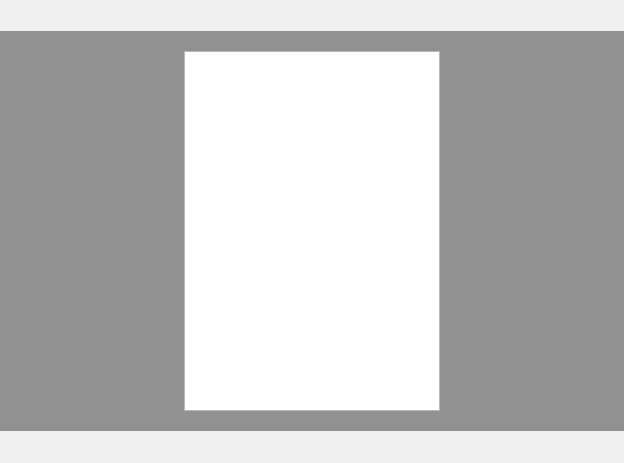
The window that yali/gui/Ui/collectionswidget.ui (dadas45li/yali) describes before a commit, drawn with Qt 5.
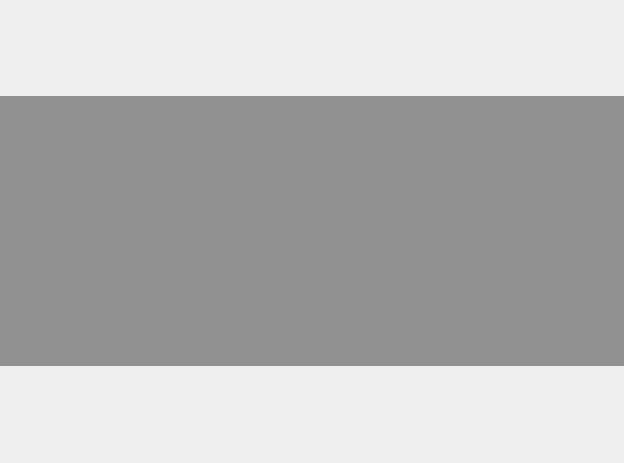
The same window after the commit.

Commit message: collections screen finished

```diff
--- a/yali/gui/Ui/collectionswidget.ui
+++ b/yali/gui/Ui/collectionswidget.ui
@@ -31,13 +31,13 @@
      <property name="minimumSize">
       <size>
        <width>600</width>
-       <height>400</height>
+       <height>270</height>
       </size>
      </property>
      <property name="maximumSize">
       <size>
        <width>16777215</width>
-       <height>400</height>
+       <height>270</height>
       </size>
      </property>
      <property name="styleSheet">
@@ -85,12 +85,39 @@
         </property>
         <item>
          <widget class="QListWidget" name="collectionList">
+          <property name="sizePolicy">
+           <sizepolicy hsizetype="Preferred" vsizetype="Preferred">
+            <horstretch>0</horstretch>
+            <verstretch>0</verstretch>
+           </sizepolicy>
+          </property>
+          <property name="minimumSize">
+           <size>
+            <width>500</width>
+            <height>230</height>
+           </size>
+          </property>
+          <property name="maximumSize">
+           <size>
+            <width>500</width>
+            <height>230</height>
+           </size>
+          </property>
+          <property name="styleSheet">
+           <string notr="true">#collectionList{background-color: rgba(0,0,0,0);}</string>
+          </property>
+          <property name="frameShape">
+           <enum>QFrame::NoFrame</enum>
+          </property>
           <property name="iconSize">
            <size>
             <width>0</width>
             <height>0</height>
            </size>
           </property>
+          <property name="spacing">
+           <number>2</number>
+          </property>
           <property name="uniformItemSizes">
            <bool>false</bool>
           </property>
```
The commit also changes 2 other files.
